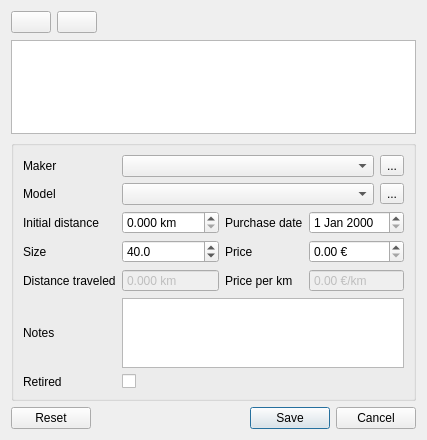
First picture: the form in running/src/views/ui/shoeview.ui, repository electri/running, before the edit.
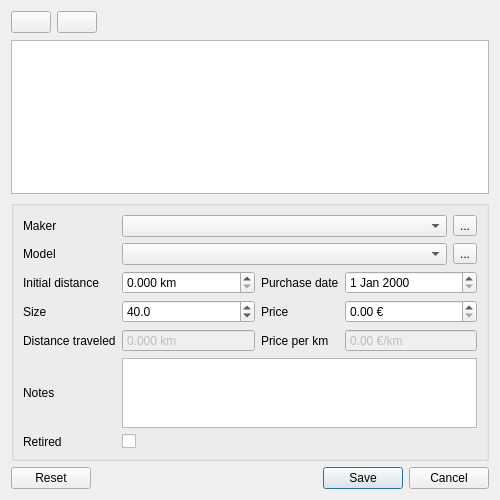
Second picture: the form after the edit. Icons and pictures are not drawn.

What changed in the file:
```diff
--- a/running/src/views/ui/shoeview.ui
+++ b/running/src/views/ui/shoeview.ui
@@ -4,12 +4,12 @@
   <property name="windowModality" >
    <enum>Qt::ApplicationModal</enum>
   </property>
-  <property name="geometry" >
+  <property name="geometry">
    <rect>
     <x>0</x>
     <y>0</y>
-    <width>400</width>
-    <height>440</height>
+    <width>500</width>
+    <height>500</height>
    </rect>
   </property>
   <property name="windowTitle" >
@@ -193,9 +193,12 @@
         </property>
        </widget>
       </item>
-      <item row="3" column="1" >
-       <widget class="QDoubleSpinBox" name="sizeDoubleSpinBox" >
-        <property name="decimals" >
+      <item row="3" column="1">
+       <widget class="QDoubleSpinBox" name="sizeDoubleSpinBox">
+        <property name="value">
+         <double>40.000000000000000</double>
+        </property>
+        <property name="decimals">
          <number>1</number>
         </property>
         <property name="minimum" >
@@ -207,9 +210,6 @@
         <property name="singleStep" >
          <double>0.500000000000000</double>
         </property>
-        <property name="value" >
-         <double>40.000000000000000</double>
-        </property>
        </widget>
       </item>
       <item row="3" column="2" >
```
Left out of the diff: 253 changed lines with no effect on the pictures.
